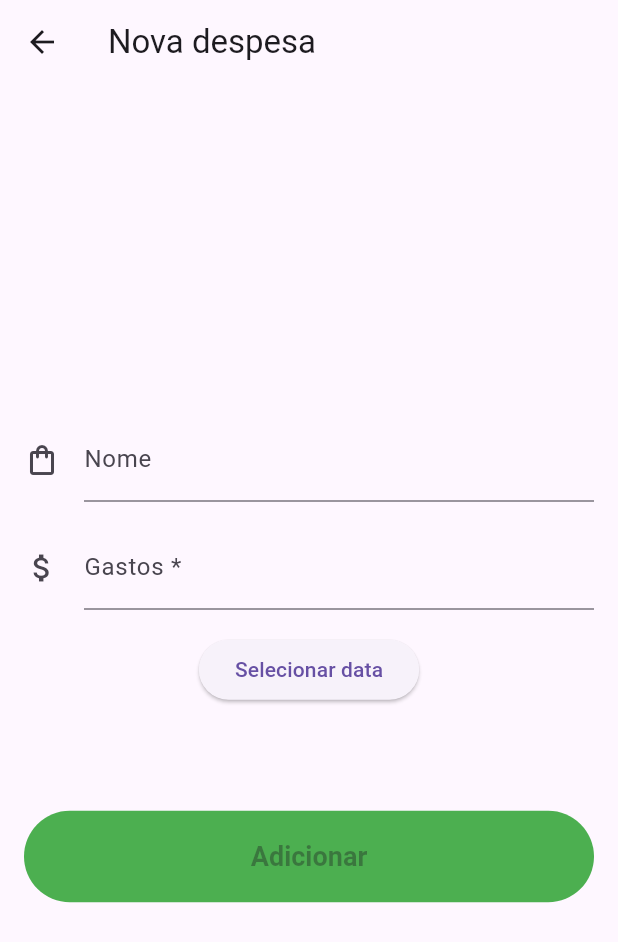
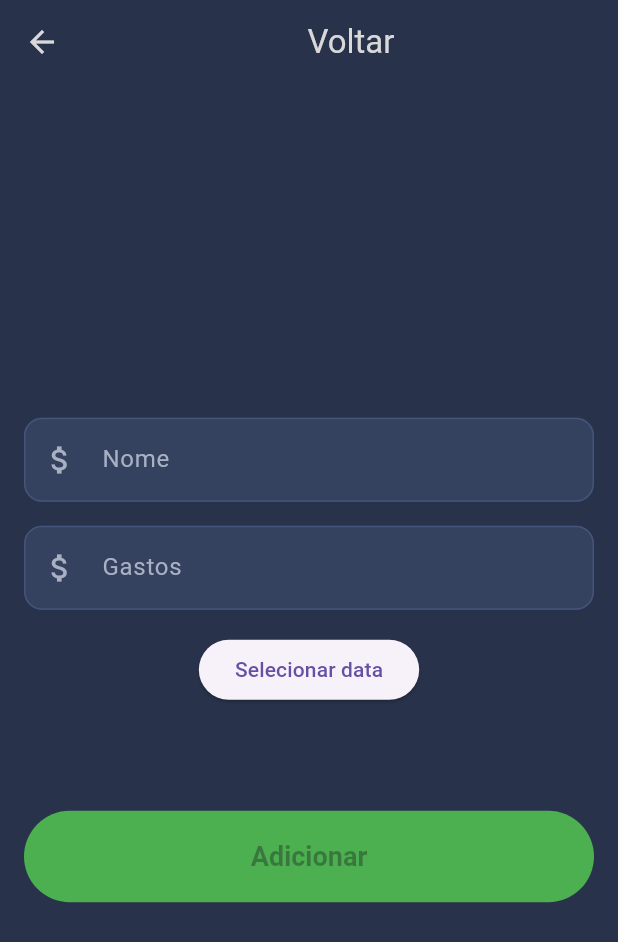
Before and after one commit to Kyra4code/Finance-Controll, a Flutter app: the screen it shows after launch, after a tap on the "add" icon, on a phone screen of 412 x 824 dp. Shown: the top 942 px of the screen. Run offline on Flutter 3.47's test engine with Material 3 defaults, Android fonts, the phone set to English and light mode, and no system bars; our stand-ins replace fl_chart.

Commit message:
style:Estilizacao do app inteiro e de componentes

```diff
--- /dev/null
+++ b/lib/assets/style/colors/colors_app.dart
@@ -0,0 +1,16 @@
+import 'package:flutter/material.dart';
+
+class ColorsApp{
+
+  ColorsApp._(); //Torna private a classe (impossivel de instanciar)
+
+  static const Color color_background = Color(0xFF28334B); //28334B
+  static const Color textColor = Color(0xFFD9D9D9);
+  static const Color card = Color(0xFF34415F);
+  static const Color cardBorder = Color(0xFF44547A);
+  static const Color color_green = Color(0xFF3FC548);
+  static const Color red = Color(0xFFFF6B6B);
+  static const Color textMuted = Color(0xFFA8B0C2);
+
+
+}
--- a/lib/components/custom_floatingactionbutton.dart
+++ b/lib/components/custom_floatingactionbutton.dart
@@ -1,7 +1,14 @@
+//Importando pacotes
 import 'package:flutter/foundation.dart';
 import 'package:flutter/material.dart';
+import 'package:flutter/services.dart';
 
-class CustomFloatingactionbutton extends StatelessWidget{
+//Importando cores
+import '../assets/style/colors/colors_app.dart';
+
+
+
+class CustomFloatingactionbutton extends StatefulWidget{
 
    const CustomFloatingactionbutton({
     super.key,
@@ -16,24 +23,32 @@ class CustomFloatingactionbutton extends StatelessWidget{
   final AsyncCallback? onPressed;
   final String tooltip;
 
+  @override
+  State<CustomFloatingactionbutton> createState() => _CustomFloatingactionbuttonState();
+}
 
+class _CustomFloatingactionbuttonState extends State<CustomFloatingactionbutton> {
   @override
 
   Widget build(BuildContext context) {
 
-    final callback = onPressed;
+    final callback = widget.onPressed;
 
     return FloatingActionButton(
+
         onPressed: callback == null ? null : () => callback(),
 
-        backgroundColor: Color.fromRGBO(76, 175, 80,1),
+        backgroundColor: ColorsApp.color_green,
 
-        tooltip: tooltip,
+        tooltip: widget.tooltip,
 
         child: Icon(Icons.add),
+
+        hoverElevation: 20,
+
+        foregroundColor: ColorsApp.textColor,
 
     );
 
   }
-
 }
--- /dev/null
+++ b/lib/components/textformfield/custom_textform.dart
@@ -0,0 +1,76 @@
+import 'package:flutter/material.dart';
+import 'package:flutter/services.dart';
+
+//Importando cores
+import '../../assets/style/colors/colors_app.dart';
+
+//Estilizacao feita pelo Clude pq tava com preguica (FALO MESMO)
+
+class CustomTextform extends StatelessWidget{
+
+  final String title;
+  final String subTitle;
+
+
+  const CustomTextform({
+    super.key,
+    required this.title,
+    required this.subTitle
+
+  });
+
+
+  Widget build(BuildContext context){
+
+    return TextFormField(
+      style: const TextStyle(color: ColorsApp.textColor),
+      cursorColor: ColorsApp.color_green,
+      keyboardType: const TextInputType.numberWithOptions(decimal: true),
+      // aceita só dígitos, 1 separador (vírgula ou ponto) e até 2 casas decimais
+      inputFormatters: [
+        FilteringTextInputFormatter.allow(RegExp(r'^\d*[,.]?\d{0,2}')),
+      ],
+      validator: (value) {
+        final number = double.tryParse((value ?? '').replaceAll(',', '.'));
+        if (number == null || number <= 0) return 'Informe um valor válido';
+        return null;
+      },
+      decoration: InputDecoration(
+        labelText: title,
+        labelStyle: TextStyle(color: ColorsApp.textMuted),
+        floatingLabelStyle: TextStyle(color: ColorsApp.color_green),
+        hintText: subTitle,
+        hintStyle: TextStyle(color: ColorsApp.textMuted),
+        errorStyle: TextStyle(color: ColorsApp.red),
+
+        prefixIcon: Icon(Icons.attach_money),
+        prefixIconColor: ColorsApp.textMuted,
+
+        filled: true,
+        fillColor: ColorsApp.card,
+        contentPadding: EdgeInsets.symmetric(horizontal: 16, vertical: 16),
+
+        border: OutlineInputBorder(
+          borderRadius: BorderRadius.all(Radius.circular(12)),
+        ),
+        enabledBorder: OutlineInputBorder(
+          borderRadius: BorderRadius.all(Radius.circular(12)),
+          borderSide: BorderSide(color: ColorsApp.cardBorder),
+        ),
+        focusedBorder: OutlineInputBorder(
+          borderRadius: BorderRadius.all(Radius.circular(12)),
+          borderSide: BorderSide(color: ColorsApp.color_green, width: 2),
+        ),
+        errorBorder: OutlineInputBorder(
+          borderRadius: BorderRadius.all(Radius.circular(12)),
+          borderSide: BorderSide(color: ColorsApp.red),
+        ),
+        focusedErrorBorder: OutlineInputBorder(
+          borderRadius: BorderRadius.all(Radius.circular(12)),
+          borderSide: BorderSide(color: ColorsApp.red, width: 2),
+        ),
+      ),
+    );
+  }
+
+}// FilteringTextInputFormatter
--- a/lib/pages/main_page.dart
+++ b/lib/pages/main_page.dart
@@ -1,6 +1,5 @@
 //Importando pacotes
 import 'package:flutter/material.dart';
-import 'package:fl_chart/fl_chart.dart';
 
 //Importando telas
 import './manager_money/month_manager.dart';
@@ -11,6 +10,9 @@ import './settings/settings_page.dart';
 //Importando componentes
 import '../components/custom_floatingactionbutton.dart';
 import '../components/py_chart/custom_pychart.dart';
+
+//Importando arquivos de estilizacao
+import '../assets/style/colors/colors_app.dart';
 
 
 class MainPage extends StatelessWidget {
@@ -26,11 +28,29 @@ class MainPage extends StatelessWidget {
   Widget build(BuildContext context) {
 
     return Scaffold(
+      backgroundColor: ColorsApp.color_background,
+
       appBar: AppBar(
-        title: Text("Home"),
+
+        backgroundColor: ColorsApp.color_background,
+
+        title: Center(
+          child:Text(
+            "Home",
+            style:TextStyle(
+              color: ColorsApp.textColor
+            )
+          )),
+
+        iconTheme: IconThemeData(
+          color: ColorsApp.textColor
+        ),
+
       ),
 
       drawer: Drawer(
+        backgroundColor: ColorsApp.color_background,
+        surfaceTintColor: ColorsApp.textColor,
 
         child: ListView(
 
@@ -44,7 +64,12 @@ class MainPage extends StatelessWidget {
 
               child: Center(
 
-                child: Text("Selecione uma pagina"),
+                child: Text(
+                  "Selecione uma pagina",
+                  style: TextStyle(
+                    color:ColorsApp.textColor
+                  ),
+                ),
 
               )
             ),
@@ -53,10 +78,16 @@ class MainPage extends StatelessWidget {
             ListTile(
 
               leading: Icon(
-                Icons.calendar_month
+                Icons.calendar_month,
+                color:ColorsApp.textColor
               ),
 
-              title: Text("Gerenciamento de Gastos"),
+              title: Text(
+                "Gerenciamento de Gastos",
+                style: TextStyle(
+                  color: ColorsApp.textColor
+                ),
+                ),
 
               onTap: ()=>{
                 Navigator.of(context).push(
@@ -70,10 +101,16 @@ class MainPage extends StatelessWidget {
             ListTile(
 
               leading: Icon(
-                Icons.money_off_rounded
+                Icons.money_off_rounded,
+                color:ColorsApp.textColor ,
               ),
 
-              title: Text("Controle de dividas"),
+              title: Text(
+                "Controle de dividas",
+                style: TextStyle(
+                  color: ColorsApp.textColor
+                ),
+              ),
 
               onTap: ()=>{
                 Navigator.of(context).push(
@@ -89,10 +126,16 @@ class MainPage extends StatelessWidget {
             ListTile(
 
               leading: Icon(
-                Icons.settings
+                Icons.settings,
+                color:ColorsApp.textColor
               ),
 
-              title: Text("Configurações"),
+              title: Text(
+                "Configurações",
+                  style: TextStyle(
+                  color: ColorsApp.textColor
+                ),
+              ),
 
               onTap: ()=>{
                 Navigator.of(context).push(
@@ -119,7 +162,7 @@ class MainPage extends StatelessWidget {
               Text(
                 "Controle financeiro mensal",
                 style: TextStyle(
-                  color: Colors.black,
+                  color: ColorsApp.textColor,
                   fontSize: 29,
                   fontWeight: FontWeight(bold_style)
                 ),
@@ -132,15 +175,15 @@ class MainPage extends StatelessWidget {
                   PyChartItem(
                     title: "Sobra do mes",
                     value: total_wage,
-                    color: Colors.green,
-                    textColor: Colors.black
+                    color: ColorsApp.color_green,
+                    textColor: ColorsApp.textColor
                   ),
 
                   PyChartItem(
                     title: "Gastos no mes",
                     value: total_expenses,
-                    color: Colors.red,
-                    textColor: Colors.black
+                    color: ColorsApp.red,
+                    textColor: ColorsApp.textColor
                   )
 
                 ],
--- a/lib/pages/manager_money/add_expenses.dart
+++ b/lib/pages/manager_money/add_expenses.dart
@@ -1,6 +1,11 @@
-// import 'dart:ffi';
+//Importando pacotes
+import 'package:flutter/material.dart';
 
-import 'package:flutter/material.dart';
+//Importando componentes
+import '../../components/textformfield/custom_textform.dart';
+
+//Importando cores
+import '../../assets/style/colors/colors_app.dart';
 
 class AddExpenses extends StatelessWidget {
   const AddExpenses({super.key});
@@ -9,9 +14,23 @@ class AddExpenses extends StatelessWidget {
   Widget build(BuildContext context) {
     return Scaffold(
 
+      backgroundColor: ColorsApp.color_background,
+
       appBar: AppBar(
 
-        title: const Text('Nova despesa'),
+        backgroundColor: ColorsApp.color_background,
+
+        title: Center(
+          child:Text(
+            "Voltar",
+            style:TextStyle(
+              color: ColorsApp.textColor
+            )
+          )),
+
+        iconTheme: IconThemeData(
+          color: ColorsApp.textColor
+        ),
 
       ),
 
@@ -31,38 +50,17 @@ class AddExpenses extends StatelessWidget {
 
               children: [
 
-                TextFormField(
-                  textInputAction: TextInputAction.next,
-
-                  textCapitalization: TextCapitalization.sentences,
-
-                  decoration: const InputDecoration(
-
-                    icon: Icon(Icons.shopping_bag_outlined),
-
-                    hintText: 'Nome do item',
-
-                    labelText: 'Nome',
-                  ),
+                CustomTextform(
+                  title: "Nome",
+                  subTitle: "Nome do item"
 
                 ),
 
                 const SizedBox(height: 16),
 
-                TextFormField(
-
-                  keyboardType: const TextInputType.numberWithOptions(decimal: true),
-
-                  decoration: const InputDecoration(
-
-                    icon: Icon(Icons.attach_money),
-
-                    hintText: 'Apenas número (exemplo: 200; 10,50)',
-
-                    labelText: 'Gastos *',
-
-                  ),
-
+                CustomTextform(
+                  title: "Gastos",
+                  subTitle: "Ex: 200; 10,50 e etc"
                 ),
 
                 const SizedBox(height: 16),
```
Also changed, not shown: lib/assets/style/colors.json (deleted, +0 -9 lines), lib/components/cards/card_moneyControll.dart (+19 -1 lines), lib/components/cards/card_setting.dart (+17 -3 lines), lib/components/cards/custom_card.dart (+24 -2 lines), lib/pages/manager_money/edit_expenses.dart (+30 -29 lines), lib/pages/manager_money/month_manager.dart (+23 -6 lines), lib/pages/money_controll/money_controll.dart (+24 -1 lines), lib/pages/settings/settings_page.dart (+22 -1 lines), lib/firebase/firebase_getdata.dart (added), lib/firebase/firebase_main.dart (added), lib/pages/login/login.dart (added).
